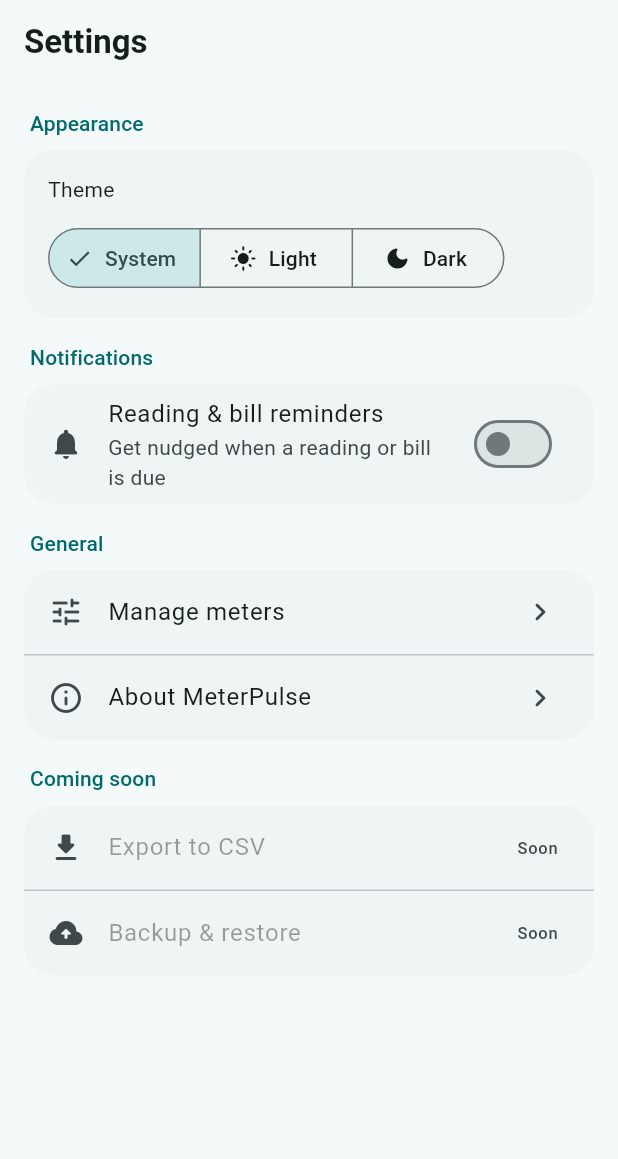
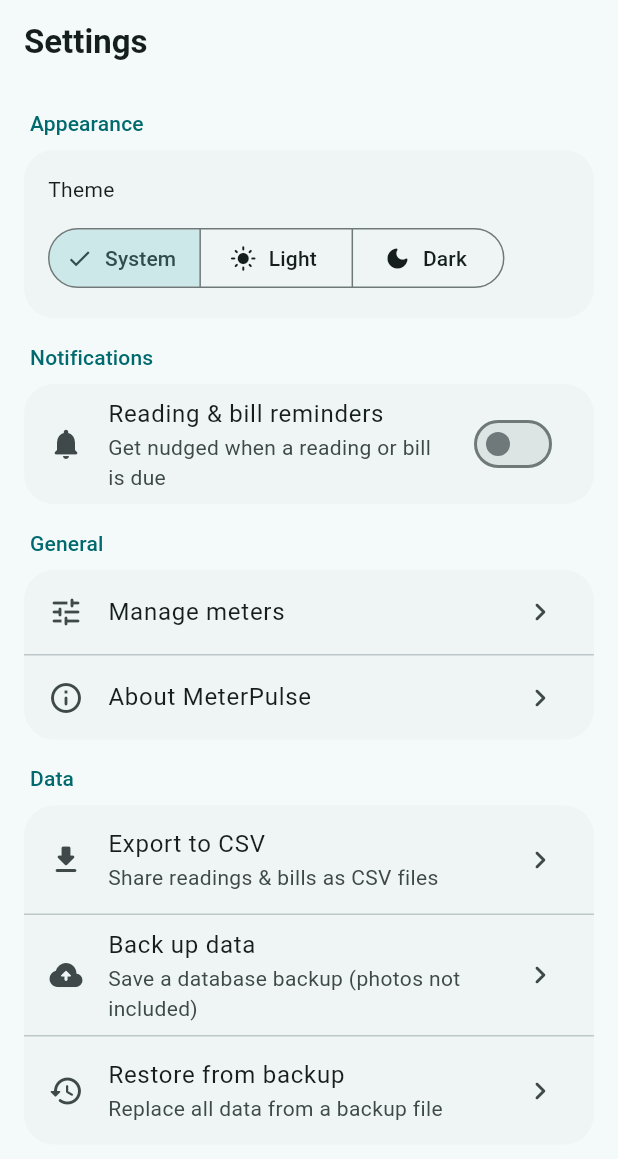
Before and after one commit to NadeemIqbal/MeterPulse, a Flutter app: the SettingsPage screen opened by its route, on a phone screen of 412 x 824 dp. Shown: the top 1159 px of the screen. Run offline on Flutter 3.47's test engine with Material 3 defaults, Android fonts, the phone set to English and light mode, and no system bars; drawn by our look-alikes of dynamic_color; our stand-ins replace csv, equatable, file_picker, fl_chart, flutter_bloc, flutter_local_notifications and 8 more; missing offline and left inert: google_mlkit_text_recognition; accounts and stored records are empty; generated files the repository leaves out were written again.

Commit message:
feat: Phase 3 — CSV export and database backup/restore
Export: ExportService builds readings + bills CSV (readings include the
computed units-consumed per row) and shares them via the system share sheet.

Backup/restore: BackupService backs up the Isar database with copyToFile and
shares it; restore picks a file, stages it, and IsarService applies the swap
at next startup (so the live DB is never replaced mid-session). Records only —
photos are not included; restore confirms before replacing and prompts a
restart.

Settings "Data" section wires all three actions. Aligned share_plus (10.1.4)
and file_picker (8.1.7) to a compatible win32; csv 8.x CsvEncoder.

Verified on emulator: CSV content correct (units consumed = 30 for the sample
reading), backup .isar created, and the restore file picker opens. README
updated — Phase 2 & 3 moved from roadmap to shipped features.

Co-Authored-By: Claude Opus 4.8 <noreply@anthropic.com>

```diff
--- a/lib/core/database/isar_service.dart
+++ b/lib/core/database/isar_service.dart
@@ -1,3 +1,5 @@
+import 'dart:io';
+
 import 'package:isar_community/isar.dart';
 import 'package:path_provider/path_provider.dart';
 
@@ -23,12 +25,35 @@ class IsarService {
     AppSettingsModelSchema,
   ];
 
-  /// Opens (or reuses) the Isar instance in the app documents directory.
+  /// Filename a staged restore is written to (see BackupService). Applied here
+  /// at startup before the database is opened.
+  static const String pendingRestoreName = 'restore_pending.isar';
+
+  /// Opens (or reuses) the Isar instance in the app documents directory,
+  /// applying any staged restore first.
   static Future<Isar> open() async {
     final existing = Isar.getInstance();
     if (existing != null) return existing;
 
     final dir = await getApplicationDocumentsDirectory();
+    await _applyPendingRestore(dir.path);
     return Isar.open(schemas, directory: dir.path);
   }
+
+  /// If a restore was staged, swap it into place before opening. Done at
+  /// startup so the live database is never replaced mid-session.
+  static Future<void> _applyPendingRestore(String dirPath) async {
+    final staged = File('$dirPath/$pendingRestoreName');
+    if (!await staged.exists()) return;
+
+    final target = File('$dirPath/default.isar');
+    final lock = File('$dirPath/default.isar.lock');
+    try {
+      if (await target.exists()) await target.delete();
+      if (await lock.exists()) await lock.delete();
+      await staged.copy(target.path);
+    } finally {
+      if (await staged.exists()) await staged.delete();
+    }
+  }
 }
--- /dev/null
+++ b/lib/features/backup/data/backup_service.dart
@@ -0,0 +1,49 @@
+import 'dart:io';
+
+import 'package:file_picker/file_picker.dart';
+import 'package:isar_community/isar.dart';
+import 'package:path_provider/path_provider.dart';
+import 'package:share_plus/share_plus.dart';
+
+import '../../../core/database/isar_service.dart';
+
+/// Backs up and restores the Isar database (records only — photo files are not
+/// included). Restore is applied on the next launch to avoid closing the live
+/// database mid-session: the picked file is staged, and [IsarService.open]
+/// swaps it into place before opening.
+class BackupService {
+  BackupService(this._isar);
+
+  final Isar _isar;
+
+  /// Copies the database to a temp file and opens the share sheet.
+  Future<void> backup() async {
+    final dir = await getTemporaryDirectory();
+    final path = '${dir.path}/meterpulse-backup.isar';
+    final file = File(path);
+    if (await file.exists()) await file.delete();
+
+    await _isar.copyToFile(path);
+
+    await Share.shareXFiles(
+      [XFile(path)],
+      subject: 'MeterPulse backup',
+      text: 'MeterPulse database backup (readings & bills only — photos are '
+          'not included).',
+    );
+  }
+
+  /// Lets the user pick a backup file and stages it for restore. Returns true
+  /// if a file was chosen; the caller must then prompt the user to restart.
+  Future<bool> stageRestore() async {
+    final result = await FilePicker.platform.pickFiles(type: FileType.any);
+    final path = result?.files.single.path;
+    if (path == null) return false;
+
+    final dir = await getApplicationDocumentsDirectory();
+    final staged = File('${dir.path}/${IsarService.pendingRestoreName}');
+    if (await staged.exists()) await staged.delete();
+    await File(path).copy(staged.path);
+    return true;
+  }
+}
--- /dev/null
+++ b/lib/features/export/data/export_service.dart
@@ -0,0 +1,98 @@
+import 'dart:io';
+
+import 'package:csv/csv.dart';
+import 'package:path_provider/path_provider.dart';
+import 'package:share_plus/share_plus.dart';
+
+import '../../../core/calculation_engine/consumption_calculator.dart';
+import '../../bills/domain/repositories/bill_repository.dart';
+import '../../billing_cycles/domain/repositories/billing_cycle_repository.dart';
+import '../../meters/domain/repositories/meter_repository.dart';
+import '../../readings/domain/repositories/reading_repository.dart';
+
+/// Exports all readings and bills as two CSV files and opens the share sheet
+/// so the user can save/send them. Fully offline; nothing is uploaded.
+class ExportService {
+  ExportService({
+    required MeterRepository meterRepository,
+    required ReadingRepository readingRepository,
+    required BillingCycleRepository cycleRepository,
+    required BillRepository billRepository,
+  })  : _meters = meterRepository,
+        _readings = readingRepository,
+        _cycles = cycleRepository,
+        _bills = billRepository;
+
+  final MeterRepository _meters;
+  final ReadingRepository _readings;
+  final BillingCycleRepository _cycles;
+  final BillRepository _bills;
+
+  Future<void> exportAll() async {
+    final meters = await _meters.getMeters(includeInactive: true);
+
+    final readingRows = <List<dynamic>>[
+      ['Meter', 'Meter number', 'Type', 'Cycle start', 'Reading date',
+        'Reading', 'Units consumed', 'Notes'],
+    ];
+    final billRows = <List<dynamic>>[
+      ['Meter', 'Bill date', 'Due date', 'Amount', 'Units billed', 'Paid',
+        'Notes'],
+    ];
+
+    for (final meter in meters) {
+      final cycles = await _cycles.getCyclesForMeter(meter.id!);
+      // Oldest cycle first for a natural chronological export.
+      for (final cycle in cycles.reversed) {
+        final readings = await _readings.getReadingsForCycle(cycle.id!);
+        for (var i = 0; i < readings.length; i++) {
+          final consumed = i == 0
+              ? null
+              : unitsConsumed(
+                  readings[i].readingValue,
+                  readings[i - 1].readingValue,
+                  rolloverMax: meter.rolloverValue,
+                ).units;
+          readingRows.add([
+            meter.name,
+            meter.meterNumber ?? '',
+            meter.type.name,
+            _date(cycle.cycleStartDate),
+            _date(readings[i].readingDate),
+            readings[i].readingValue,
+            consumed ?? '',
+            readings[i].notes ?? '',
+          ]);
+        }
+      }
+
+      final bills = await _bills.getBillsForMeter(meter.id!);
+      for (final bill in bills) {
+        billRows.add([
+          meter.name,
+          _date(bill.billDate),
+          bill.dueDate == null ? '' : _date(bill.dueDate!),
+          bill.billAmount,
+          bill.unitsBilled ?? '',
+          bill.isPaid ? 'Yes' : 'No',
+          bill.notes ?? '',
+        ]);
+      }
+    }
+
+    final dir = await getTemporaryDirectory();
+    const converter = CsvEncoder();
+    final readingsFile = File('${dir.path}/meterpulse-readings.csv');
+    await readingsFile.writeAsString(converter.convert(readingRows));
+    final billsFile = File('${dir.path}/meterpulse-bills.csv');
+    await billsFile.writeAsString(converter.convert(billRows));
+
+    await Share.shareXFiles(
+      [XFile(readingsFile.path), XFile(billsFile.path)],
+      subject: 'MeterPulse export',
+      text: 'MeterPulse readings and bills (CSV).',
+    );
+  }
+
+  String _date(DateTime d) => d.toIso8601String().split('T').first;
+}
--- a/lib/features/settings/presentation/pages/settings_page.dart
+++ b/lib/features/settings/presentation/pages/settings_page.dart
@@ -6,6 +6,8 @@ import '../../../../app/router/route_names.dart';
 import '../../../../core/di/service_locator.dart';
 import '../../../../core/theme/app_spacing.dart';
 import '../../../../core/widgets/app_card.dart';
+import '../../../backup/data/backup_service.dart';
+import '../../../export/data/export_service.dart';
 import '../../domain/entities/app_settings.dart';
 import '../../domain/entities/app_theme_mode.dart';
 import '../app_theme_mode_x.dart';
@@ -35,8 +37,8 @@ class SettingsPage extends StatelessWidget {
             _sectionLabel(context, 'General'),
             _generalCard(context),
             const SizedBox(height: AppSpacing.lg),
-            _sectionLabel(context, 'Coming soon'),
-            _comingSoonCard(),
+            _sectionLabel(context, 'Data'),
+            const _DataCard(),
           ],
         ),
       ),
@@ -90,25 +92,6 @@ class SettingsPage extends StatelessWidget {
             title: const Text('About MeterPulse'),
             trailing: const Icon(Icons.chevron_right_rounded),
             onTap: () => context.push(RouteNames.about),
-          ),
-        ],
-      ),
-    );
-  }
-
-  Widget _comingSoonCard() {
-    return const AppCard(
-      padding: EdgeInsets.zero,
-      child: Column(
-        children: [
-          _ComingSoonTile(
-            icon: Icons.file_download_rounded,
-            title: 'Export to CSV',
-          ),
-          Divider(height: 1),
-          _ComingSoonTile(
-            icon: Icons.backup_rounded,
-            title: 'Backup & restore',
           ),
         ],
       ),
@@ -192,26 +175,119 @@ class _NotificationsCard extends StatelessWidget {
   }
 }
 
-class _ComingSoonTile extends StatelessWidget {
-  const _ComingSoonTile({required this.icon, required this.title});
-
-  final IconData icon;
-  final String title;
+class _DataCard extends StatelessWidget {
+  const _DataCard();
 
   @override
   Widget build(BuildContext context) {
-    final scheme = Theme.of(context).colorScheme;
-    return ListTile(
-      enabled: false,
-      leading: Icon(icon, color: scheme.onSurfaceVariant),
-      title: Text(title),
-      trailing: Text(
-        'Soon',
-        style: Theme.of(context)
-            .textTheme
-            .labelSmall
-            ?.copyWith(color: scheme.onSurfaceVariant),
+    return AppCard(
+      padding: EdgeInsets.zero,
+      child: Column(
+        children: [
+          ListTile(
+            leading: const Icon(Icons.file_download_rounded),
+            title: const Text('Export to CSV'),
+            subtitle: const Text('Share readings & bills as CSV files'),
+            trailing: const Icon(Icons.chevron_right_rounded),
+            onTap: () => _export(context),
+          ),
+          const Divider(height: 1),
+          ListTile(
+            leading: const Icon(Icons.backup_rounded),
+            title: const Text('Back up data'),
+            subtitle: const Text('Save a database backup (photos not included)'),
+            trailing: const Icon(Icons.chevron_right_rounded),
+            onTap: () => _backup(context),
+          ),
+          const Divider(height: 1),
+          ListTile(
+            leading: const Icon(Icons.restore_rounded),
+            title: const Text('Restore from backup'),
+            subtitle: const Text('Replace all data from a backup file'),
+            trailing: const Icon(Icons.chevron_right_rounded),
+            onTap: () => _restore(context),
+          ),
+        ],
       ),
     );
   }
+
+  Future<void> _export(BuildContext context) async {
+    final messenger = ScaffoldMessenger.of(context);
+    try {
+      await sl<ExportService>().exportAll();
+    } catch (_) {
+      messenger.showSnackBar(
+        const SnackBar(content: Text('Could not export data.')),
+      );
+    }
+  }
+
+  Future<void> _backup(BuildContext context) async {
+    final messenger = ScaffoldMessenger.of(context);
+    try {
+      await sl<BackupService>().backup();
+    } catch (_) {
+      messenger.showSnackBar(
+        const SnackBar(content: Text('Could not create a backup.')),
+      );
+    }
+  }
+
+  Future<void> _restore(BuildContext context) async {
+    final confirmed = await showDialog<bool>(
+      context: context,
+      builder: (dialogContext) => AlertDialog(
+        title: const Text('Restore from backup?'),
+        content: const Text(
+          'This replaces all current meters, readings and bills with the '
+          'backup. Photos are not restored. This cannot be undone.',
+        ),
+        actions: [
+          TextButton(
+            onPressed: () => Navigator.of(dialogContext).pop(false),
+            child: const Text('Cancel'),
+          ),
+          FilledButton(
+            onPressed: () => Navigator.of(dialogContext).pop(true),
+            child: const Text('Choose file'),
+          ),
+        ],
+      ),
+    );
+    if (confirmed != true || !context.mounted) return;
+
+    final messenger = ScaffoldMessenger.of(context);
+    try {
+      final staged = await sl<BackupService>().stageRestore();
+      if (!context.mounted) return;
+      if (!staged) {
+        messenger.showSnackBar(
+          const SnackBar(content: Text('No backup file selected.')),
+        );
+        return;
+      }
+      await showDialog<void>(
+        context: context,
+        barrierDismissible: false,
+        builder: (dialogContext) => AlertDialog(
+          title: const Text('Restart to finish'),
+          content: const Text(
+            'Your backup will be restored the next time you open MeterPulse. '
+            'Please fully close and reopen the app.',
+          ),
+          actions: [
+            FilledButton(
+              onPressed: () => Navigator.of(dialogContext).pop(),
+              child: const Text('OK'),
+            ),
+          ],
+        ),
+      );
+    } catch (_) {
+      messenger.showSnackBar(
+        const SnackBar(content: Text('Could not restore the backup.')),
+      );
+    }
+  }
 }
--- a/pubspec.yaml
+++ b/pubspec.yaml
@@ -53,6 +53,9 @@ dependencies:
   flutter_local_notifications: ^22.1.0
   timezone: ^0.11.1
   flutter_timezone: ^5.1.0
+  csv: ^8.0.0
+  share_plus: ^10.1.4
+  file_picker: ^8.1.7
 
 dev_dependencies:
   flutter_test:
```
Also changed, not shown: lib/core/di/service_locator.dart (+14 -0 lines), pubspec.lock, 1 other file.
